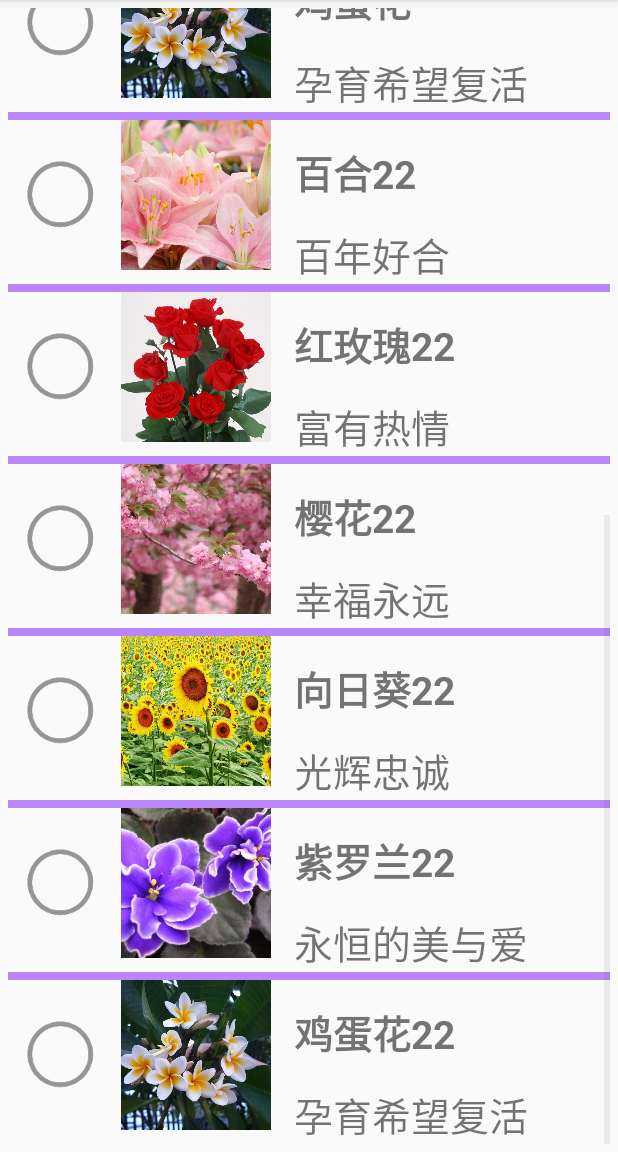
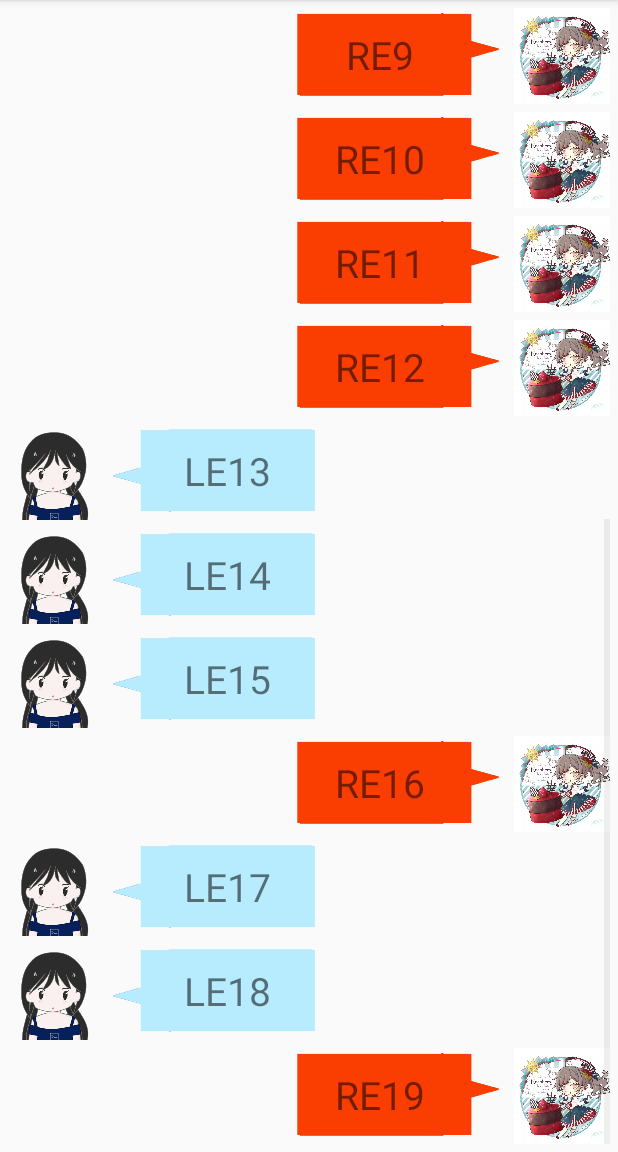
Before and after one commit to gallifreyCar/TodayApplication, an Android app: the ListViewActivity screen opened directly, with no data from a screen before it, on a phone screen of 412 x 824 dp, the part 84-1236 px from its top. Run offline under Robolectric (Android 15) with nearby library versions, the light colour scheme and no system bars.

Commit message:
更新ListView多布局的内容

```diff
--- a/app/src/main/java/com/gallifrey/todayapplication/FragmentActivity.java
+++ b/app/src/main/java/com/gallifrey/todayapplication/FragmentActivity.java
@@ -51,7 +51,7 @@ public class FragmentActivity extends AppCompatActivity implements PhoneFragment
                         break;
                     case R.id.fl_rb_phone:
                         if(phoneFragment==null){
-                            phoneFragment=PhoneFragment.newInstance("phone 12315");
+                            phoneFragment=PhoneFragment.newInstance("phone  12315");
                             fragmentList.add(phoneFragment);
                             hideOtherFragment(phoneFragment,true);
                         }else {
--- a/app/src/main/java/com/gallifrey/todayapplication/TextViewActivity.java
+++ b/app/src/main/java/com/gallifrey/todayapplication/TextViewActivity.java
@@ -20,5 +20,6 @@ public class TextViewActivity extends AppCompatActivity {
 //        mTv.getPaint().setUnderlineText(true);
 //        mTv.getPaint().setAntiAlias(true);
         mTv.setText(Html.fromHtml("<u><b><s>www.baidu.com</s>"));
+
     }
 }
--- a/app/src/main/java/com/gallifrey/todayapplication/listview/ListViewActivity.java
+++ b/app/src/main/java/com/gallifrey/todayapplication/listview/ListViewActivity.java
@@ -12,12 +12,17 @@ import android.widget.Toast;
 
 import com.gallifrey.todayapplication.R;
 
+import java.util.ArrayList;
 import java.util.LinkedList;
 import java.util.List;
 
 public class ListViewActivity extends AppCompatActivity {
     private ListView mlv;
     private List<Flower> flowerList;
+    private List<PersonChat> personChatList;
+    private static final int TYPE_LEFT=0;
+    private static final int TYPE_RIGHT=1;
+
     @Override
     protected void onCreate(Bundle savedInstanceState) {
         super.onCreate(savedInstanceState);
@@ -48,17 +53,37 @@ public class ListViewActivity extends AppCompatActivity {
 //            }
 //        });
 
-        initFlower();
-        FlowerAdapter flowerAdapter=new FlowerAdapter((LinkedList<Flower>) flowerList,this);
-        mlv.setAdapter(flowerAdapter);
-        mlv.setOnItemClickListener(new AdapterView.OnItemClickListener() {
-            @Override
-            public void onItemClick(AdapterView<?> adapterView, View view, int i, long l) {
-                flowerAdapter.remove(i);
-                Toast.makeText(ListViewActivity.this,i+" Clicked",Toast.LENGTH_LONG).show();
-            }
-        });
+//        initFlower();
+//        FlowerAdapter flowerAdapter=new FlowerAdapter((LinkedList<Flower>) flowerList,this);
+//        mlv.setAdapter(flowerAdapter);
+//        mlv.setOnItemClickListener(new AdapterView.OnItemClickListener() {
+//            @Override
+//            public void onItemClick(AdapterView<?> adapterView, View view, int i, long l) {
+//                flowerAdapter.remove(i);
+//                Toast.makeText(ListViewActivity.this,i+" Clicked",Toast.LENGTH_LONG).show();
+//            }
+//        });
+        intiPersonChat();
+        mlv.setAdapter(new MultiLayoutAdapter(personChatList,this));
+
     }
+
+    private void intiPersonChat(){
+        personChatList=new ArrayList<>();
+        for (int i=0;i<20;i++){
+            switch ((int)(Math.random()*2)){
+                case TYPE_LEFT:
+                    personChatList.add(new PersonChat(R.drawable.left_img,"LE"+i,false));
+                    break;
+                case TYPE_RIGHT:
+                    personChatList.add(new PersonChat(R.drawable.right_img,"RE"+i,true));
+                    break;
+
+            };
+        }
+    };
+
+
 
     private void initFlower() {
         flowerList=new LinkedList<>();
--- /dev/null
+++ b/app/src/main/java/com/gallifrey/todayapplication/listview/MultiLayoutAdapter.java
@@ -0,0 +1,86 @@
+package com.gallifrey.todayapplication.listview;
+
+import android.content.Context;
+import android.view.LayoutInflater;
+import android.view.View;
+import android.view.ViewGroup;
+import android.widget.BaseAdapter;
+import android.widget.ImageView;
+import android.widget.TextView;
+
+import com.gallifrey.todayapplication.R;
+
+import java.util.List;
+
+public class MultiLayoutAdapter extends BaseAdapter {
+    private static final int TYPE_LEFT=0;
+    private static final int TYPE_RIGHT=1;
+    private List<PersonChat> mData;
+    private Context mContext;
+    public MultiLayoutAdapter(List<PersonChat> data,Context context){
+        mData=data;
+        mContext=context;
+    }
+
+    @Override
+    public int getCount() {
+        return mData.size();
+    }
+
+    @Override
+    public Object getItem(int i) {
+        return mData.get(i);
+    }
+
+    @Override
+    public long getItemId(int i) {
+        return i;
+    }
+
+
+    static class ViewHolder{
+        ImageView imageView;
+        TextView textView;
+    }
+
+    @Override
+    public View getView(int i, View view, ViewGroup viewGroup) {
+        int type=getItemViewType(i);
+        ViewHolder viewHolder=null;
+        if(view==null){
+            switch (type){
+                case TYPE_LEFT:
+                    view= LayoutInflater.from(mContext).inflate(R.layout.listitem_left,viewGroup,false);
+                    break;
+                case TYPE_RIGHT:
+                    view= LayoutInflater.from(mContext).inflate(R.layout.listitem_right,viewGroup,false);
+                    break;
+            }
+            viewHolder =new ViewHolder();
+            viewHolder.imageView=view.findViewById(R.id.item_iv);
+            viewHolder.textView=view.findViewById(R.id.item_tv);
+            view.setTag(viewHolder);
+        }else{
+            viewHolder= (ViewHolder) view.getTag();
+        }
+        viewHolder.imageView.setImageResource(mData.get(i).getImageId());
+        viewHolder.textView.setText(mData.get(i).getWords());
+        return view;
+    }
+
+    //行选项布局的数量
+    @Override
+    public int getViewTypeCount() {
+        return 2;
+    }
+
+    //行选项布局的类型
+    @Override
+    public int getItemViewType(int position) {
+        if(mData.get(position).getStatus()){
+            return TYPE_RIGHT;
+        }else {
+            return TYPE_LEFT;
+        }
+    }
+}
--- /dev/null
+++ b/app/src/main/java/com/gallifrey/todayapplication/listview/PersonChat.java
@@ -0,0 +1,36 @@
+package com.gallifrey.todayapplication.listview;
+
+public class PersonChat {
+    private int imageId;
+    private String words;
+    private Boolean status;
+    public PersonChat(int imageId,String words,Boolean status){
+        this.imageId=imageId;
+        this.words=words;
+        this.status=status;
+    }
+
+    public int getImageId() {
+        return imageId;
+    }
+
+    public void setImageId(int imageId) {
+        this.imageId = imageId;
+    }
+
+    public String getWords() {
+        return words;
+    }
+
+    public void setWords(String words) {
+        this.words = words;
+    }
+
+    public Boolean getStatus() {
+        return status;
+    }
+
+    public void setStatus(Boolean status) {
+        this.status = status;
+    }
+}
--- a/app/src/main/res/layout/activity_list_view.xml
+++ b/app/src/main/res/layout/activity_list_view.xml
@@ -11,7 +11,7 @@
         android:id="@+id/lv1"
         android:layout_width="match_parent"
         android:layout_height="match_parent"
-        android:divider="@color/purple_200"
+        android:divider="#0000"
         android:dividerHeight="5dp"
         android:listSelector="@drawable/listseletor"
         android:stackFromBottom="true"
--- /dev/null
+++ b/app/src/main/res/layout/listitem_left.xml
@@ -0,0 +1,22 @@
+<?xml version="1.0" encoding="utf-8"?>
+<RelativeLayout xmlns:android="http://schemas.android.com/apk/res/android"
+    android:layout_width="match_parent"
+    android:layout_height="match_parent">
+    <ImageView
+        android:layout_width="64dp"
+        android:layout_height="64dp"
+        android:id="@+id/item_iv"
+        android:scaleType="centerCrop"/>
+
+    <TextView
+        android:id="@+id/item_tv"
+        android:layout_width="158dp"
+        android:layout_height="62dp"
+        android:layout_marginStart="3dp"
+
+        android:layout_toEndOf="@id/item_iv"
+        android:background="@mipmap/left_dialog"
+        android:gravity="center"
+        android:textSize="26sp"/>
+
+</RelativeLayout>
--- /dev/null
+++ b/app/src/main/res/layout/listitem_right.xml
@@ -0,0 +1,23 @@
+<?xml version="1.0" encoding="utf-8"?>
+<RelativeLayout xmlns:android="http://schemas.android.com/apk/res/android"
+    android:layout_width="match_parent"
+    android:layout_height="match_parent">
+
+    <ImageView
+        android:id="@+id/item_iv"
+        android:layout_width="64dp"
+        android:layout_height="64dp"
+        android:layout_alignParentEnd="true"
+        android:scaleType="centerCrop" />
+
+    <TextView
+        android:id="@+id/item_tv"
+        android:layout_width="158dp"
+        android:layout_height="62dp"
+        android:layout_marginEnd="10dp"
+        android:layout_toStartOf="@id/item_iv"
+        android:background="@mipmap/right_dialog"
+        android:gravity="center"
+        android:textSize="26sp" />
+
+</RelativeLayout>
```
Also changed, not shown: app/src/main/res/drawable/left_img.png (added), app/src/main/res/drawable/right_img.png (added), app/src/main/res/mipmap-mdpi/left_dialog.png (added), app/src/main/res/mipmap-mdpi/left_talk.png (added), app/src/main/res/mipmap-mdpi/right_dialog.png (added), app/src/main/res/mipmap-mdpi/right_talk.png (added).
